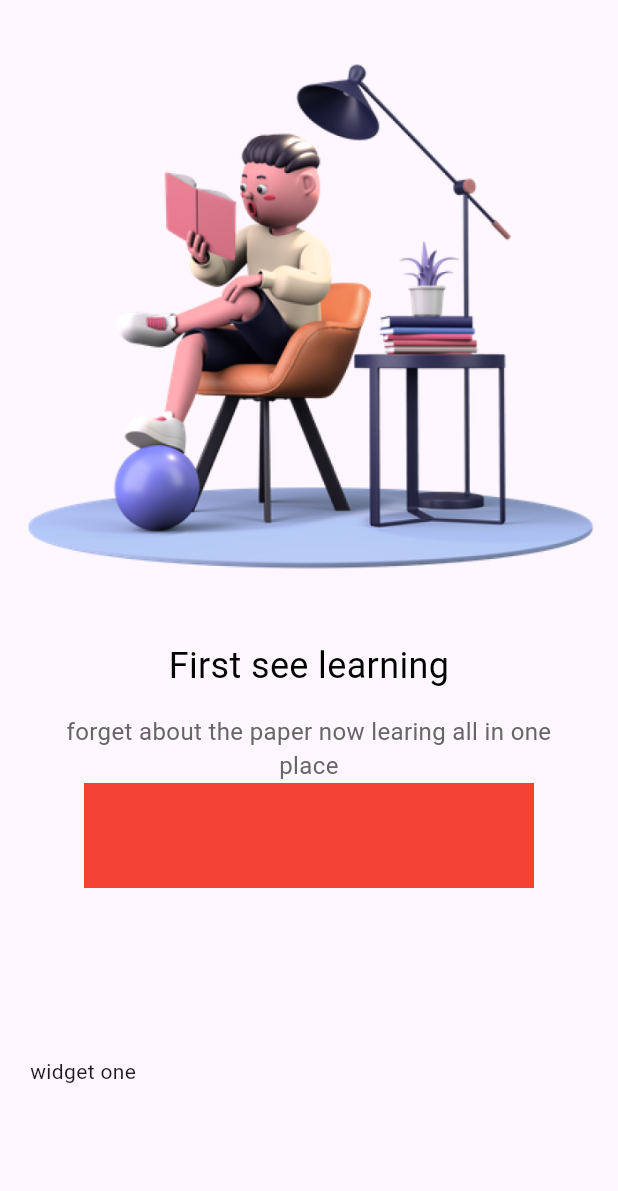
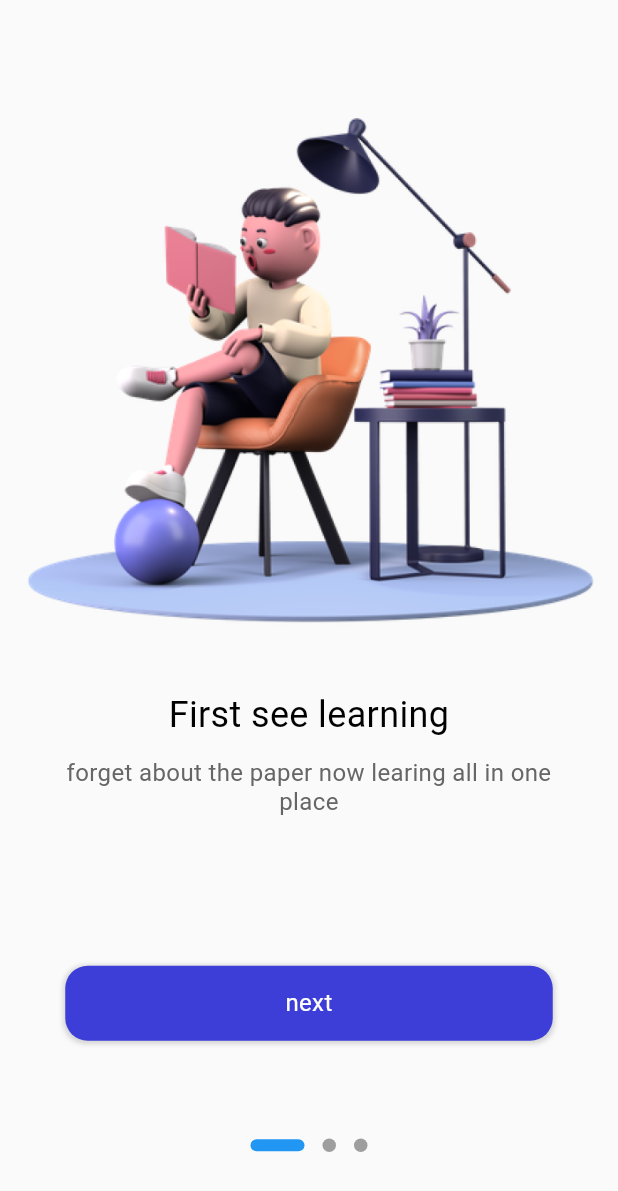
Before and after one commit to oriamo/uLearn, a Flutter app: the screen it shows after launch, on a phone screen of 412 x 824 dp. Shown: the top 1191 px of the screen. Run offline on Flutter 3.47's test engine with Material 2 defaults, Android fonts, the phone set to English and light mode, and no system bars; drawn by our look-alikes of dots_indicator; our stand-ins replace flutter_riverpod, flutter_screenutil, riverpod_annotation; generated files the repository leaves out were written again.

Commit message:
day 3 commit

```diff
--- a/lib/main.dart
+++ b/lib/main.dart
@@ -1,6 +1,8 @@
 import 'package:flutter/material.dart';
 import 'package:flutter_riverpod/flutter_riverpod.dart';
+import 'package:shop_app/pages/sign_in/sign_in.dart';
 import 'package:shop_app/pages/welcome/Welcome.dart';
+import 'package:flutter_screenutil/flutter_screenutil.dart';
 
 void main() {
   runApp(const ProviderScope(child: MyApp()));
@@ -12,13 +14,28 @@ class MyApp extends StatelessWidget {
   // This widget is the root of your application.
   @override
   Widget build(BuildContext context) {
-    return MaterialApp(
-      title: 'Flutter Demo',
-      theme: ThemeData(
-        colorScheme: ColorScheme.fromSeed(seedColor: Colors.deepPurple),
-        useMaterial3: true,
-      ),
-      home: const Welcome(),
+    //Set the fit size (Find your UI design, look at the dimensions of the device screen and fill it in,unit in dp)
+    return ScreenUtilInit(
+      designSize: const Size(360, 690),
+      minTextAdapt: true,
+      splitScreenMode: true,
+      builder: (context , child) {
+        return MaterialApp(
+          debugShowCheckedModeBanner: false,
+          title: 'First Method',
+          // You can use the library anywhere in the app even in theme
+          theme: ThemeData(
+            primarySwatch: Colors.blue,
+            textTheme: Typography.englishLike2018.apply(fontSizeFactor: 1.sp),
+          ),
+          initialRoute: "/",
+          routes: {
+            "/" : (context) => Welcome(),
+            "/signIn" : (context) => SignIn(),
+        },
+        );
+      },
+      child: Welcome(),
     );
   }
 }
--- a/lib/pages/welcome/Welcome.dart
+++ b/lib/pages/welcome/Welcome.dart
@@ -1,45 +1,90 @@
+import 'package:dots_indicator/dots_indicator.dart';
 import 'package:flutter/cupertino.dart';
 import 'package:flutter/material.dart';
+import 'package:flutter_riverpod/flutter_riverpod.dart';
 import 'package:shop_app/common/widgets/text_widgets.dart';
 import 'package:shop_app/pages/welcome/widgets.dart';
+import 'package:flutter_screenutil/flutter_screenutil.dart';
 
-class Welcome extends StatelessWidget {
-  const Welcome({super.key});
+import 'notifier/welcome_notifier.dart';
+
+
+
+
+class Welcome extends ConsumerWidget {
+  Welcome({super.key});
+
+  final PageController _pageController = PageController();
+
 
   @override
-  Widget build(BuildContext context) {
-    return Scaffold(
-      body: Stack(
+  Widget build(BuildContext context, WidgetRef ref) {
+
+    final index = ref.watch(indexDotProviderProvider);
+    return Container(
+      color: Colors.white,
+      child: SafeArea(
+        child: Scaffold(
+          body: Container(
+            margin: EdgeInsets.only(top: 30.h),
+            child: Stack(
+              alignment: Alignment.topCenter,
               children: [
+                // welcome pages
                 PageView(
+                  onPageChanged: (value){
+                    ref.read(indexDotProviderProvider.notifier).changeIndex(value);
+
+                  },
+                  controller: _pageController,
                   children: [
                     //first page
                    appOnboardingPage(
+                     _pageController,context,
                      imagePath: "reading",
                      title: "First see learning",
-               subTitile: "forget about the paper now learing all in one place"
+                     subTitile: "forget about the paper now learing all in one place",
+                     index : 1
                    ),
                     //Second page
                     appOnboardingPage(
+                      _pageController, context,
                       imagePath: "man",
                       title: "Connect with everyone",
-                subTitile: "Always keep in touch with your tutor and friends"
+                      subTitile: "Always keep in touch with your tutor and friends",
+                      index : 2
                     ),
                     //third page
                     appOnboardingPage(
+                      _pageController,context,
                       imagePath: "boy",
                       title: "Always fascinated Learning",
-                subTitile: "always anytime. the time is set at your discretion. So Study wherever you can"
+                      subTitile: "always anytime. the time is set at your discretion. So Study wherever you can",
+                      index : 3
                     )
 
                   ],
                 ),
-          const Positioned(
-            bottom: 100,
-            left: 20,
-            child: Text("widget one"),
+                //showing dots
+                 Positioned(
+                   bottom: 50,
+                  child: DotsIndicator(
+                    dotsCount: 3,
+                    position: index,
+                    mainAxisAlignment: MainAxisAlignment.center,
+                    decorator: DotsDecorator(
+                      size:  const Size.square(9.0),
+                      activeSize: const Size(36.0, 8.0),
+                      activeShape: RoundedRectangleBorder(
+                        borderRadius: BorderRadius.circular(5.w)
+                      )
+                    ),
+                  ),
                 ),
               ],
+            ),
+          ),
+        ),
       ),
     );
   }
--- a/lib/pages/welcome/widgets.dart
+++ b/lib/pages/welcome/widgets.dart
@@ -1,10 +1,13 @@
 import 'package:flutter/cupertino.dart';
 import 'package:flutter/material.dart';
+import 'package:shop_app/common/utils/app_colors.dart';
+import 'package:shop_app/common/widgets/app_shadow.dart';
+import 'package:shop_app/pages/sign_in/sign_in.dart';
 
 import '../../common/widgets/text_widgets.dart';
 
-Widget appOnboardingPage(
-    {String imagePath = "reading", String title = "", String subTitile = ""}) {
+Widget appOnboardingPage(PageController controller, BuildContext context,
+    {String imagePath = "reading", String title = "", String subTitile = "", index = 0}) {
   return Column(
     children: [
       Image.asset(
@@ -20,11 +23,33 @@ Widget appOnboardingPage(
         padding: EdgeInsets.only(left: 30, right: 30),
         child: text16Normal(text: subTitile),
       ),
-      _nextButton()
+      _nextButton(index, controller, context)
     ],
   );
 }
 
-Widget _nextButton() {
-  return Container(width: 300, height: 70, color: Colors.red);
+Widget _nextButton(int index, PageController controller, BuildContext context) {
+  return GestureDetector(
+    onTap: () {
+      if (index < 3) {
+        controller.animateToPage(index, duration: const Duration(milliseconds: 300),
+            curve: Curves.linear);
+      } else{
+         Navigator.pushNamed(context,
+             "/signIn");
+      }
+    },
+    child: Container(width: 325,
+        height: 50,
+        margin: const EdgeInsets.only(top: 100, left: 25, right: 25),
+        decoration: appBoxShadow(),
+        child: Center(
+          child: text16Normal(
+              text: index < 3 ?"next" : "get started",
+              color: Colors.white
+
+          ),
+        )
+    ),
+  );
 }
--- a/pubspec.yaml
+++ b/pubspec.yaml
@@ -36,10 +36,15 @@ dependencies:
   # Use with the CupertinoIcons class for iOS style icons.
   cupertino_icons: ^1.0.2
   flutter_riverpod: ^2.3.6
+  flutter_screenutil: ^5.8.1
+  dots_indicator: ^3.0.0
+  riverpod_generator: ^2.2.6
+  build_runner: ^2.4.6
 
 dev_dependencies:
   flutter_test:
     sdk: flutter
+
 
   # The "flutter_lints" package below contains a set of recommended lints to
   # encourage good coding practices. The lint set provided by the package is
```
Also changed, not shown: lib/common/widgets/app_shadow.dart (added, +31 -0 lines), lib/common/widgets/button_widgets.dart (added, +32 -0 lines), lib/common/widgets/image_widgets.dart (added, +9 -0 lines), lib/common/widgets/text_widgets.dart (+38 -0 lines), lib/pages/sign_in/sign_in.dart (added, +85 -0 lines), lib/pages/sign_in/widgets/sign_in_widgets.dart (added, +112 -0 lines), lib/pages/welcome/notifier/welcome_notifier.dart (added, +17 -0 lines), lib/pages/welcome/notifier/welcome_notifier.g.dart (added), pubspec.lock. Lines whose indentation alone changed are shown as unchanged.
